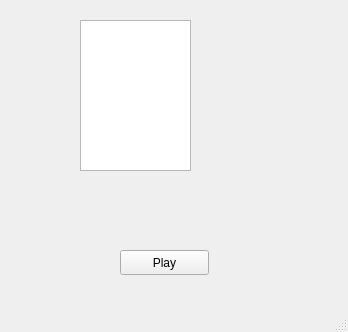
miguemesen/OdisseyRadio, file OdisseyRadio/mainwindow.ui: the form before one commit.
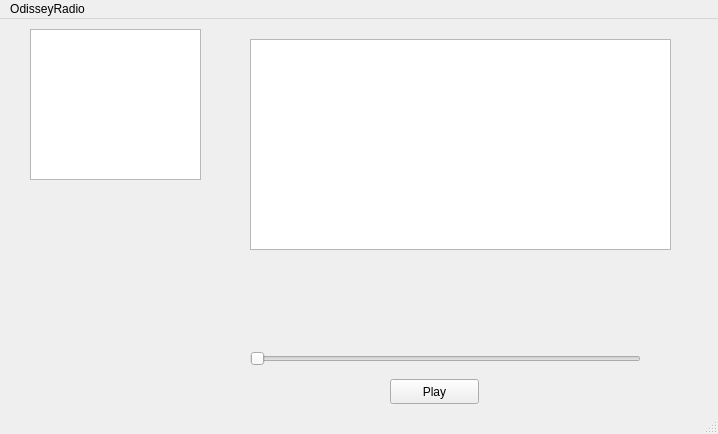
The form after the commit.

The edit to the form file:
```diff
--- a/OdisseyRadio/mainwindow.ui
+++ b/OdisseyRadio/mainwindow.ui
@@ -6,8 +6,8 @@
    <rect>
     <x>0</x>
     <y>0</y>
-    <width>348</width>
-    <height>332</height>
+    <width>718</width>
+    <height>434</height>
    </rect>
   </property>
   <property name="windowTitle">
@@ -17,18 +17,18 @@
    <widget class="QListWidget" name="lw_song">
     <property name="geometry">
      <rect>
-      <x>80</x>
+      <x>250</x>
       <y>20</y>
-      <width>111</width>
-      <height>151</height>
+      <width>421</width>
+      <height>211</height>
      </rect>
     </property>
    </widget>
    <widget class="QPushButton" name="pushButton">
     <property name="geometry">
      <rect>
-      <x>120</x>
-      <y>250</y>
+      <x>390</x>
+      <y>360</y>
       <width>89</width>
       <height>25</height>
      </rect>
@@ -37,16 +37,45 @@
      <string>Play</string>
     </property>
    </widget>
+   <widget class="QListWidget" name="lw_artists">
+    <property name="geometry">
+     <rect>
+      <x>30</x>
+      <y>10</y>
+      <width>171</width>
+      <height>151</height>
+     </rect>
+    </property>
+   </widget>
+   <widget class="QSlider" name="horizontalSlider">
+    <property name="geometry">
+     <rect>
+      <x>250</x>
+      <y>330</y>
+      <width>391</width>
+      <height>20</height>
+     </rect>
+    </property>
+    <property name="orientation">
+     <enum>Qt::Horizontal</enum>
+    </property>
+   </widget>
   </widget>
   <widget class="QMenuBar" name="menubar">
    <property name="geometry">
     <rect>
      <x>0</x>
      <y>0</y>
-     <width>348</width>
+     <width>718</width>
      <height>22</height>
     </rect>
    </property>
+   <widget class="QMenu" name="menuOdisseyRadio">
+    <property name="title">
+     <string>OdisseyRadio</string>
+    </property>
+   </widget>
+   <addaction name="menuOdisseyRadio"/>
   </widget>
   <widget class="QStatusBar" name="statusbar"/>
  </widget>
```
